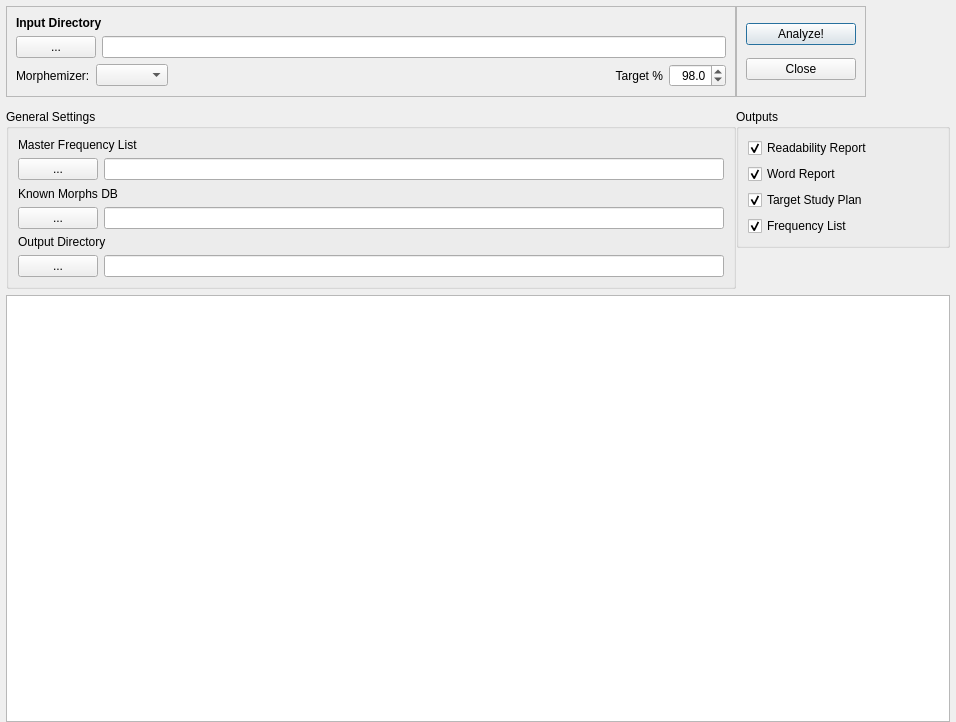
Above: morph/readability.ui from kaegi/MorphMan before the change. Below: the same form after it.
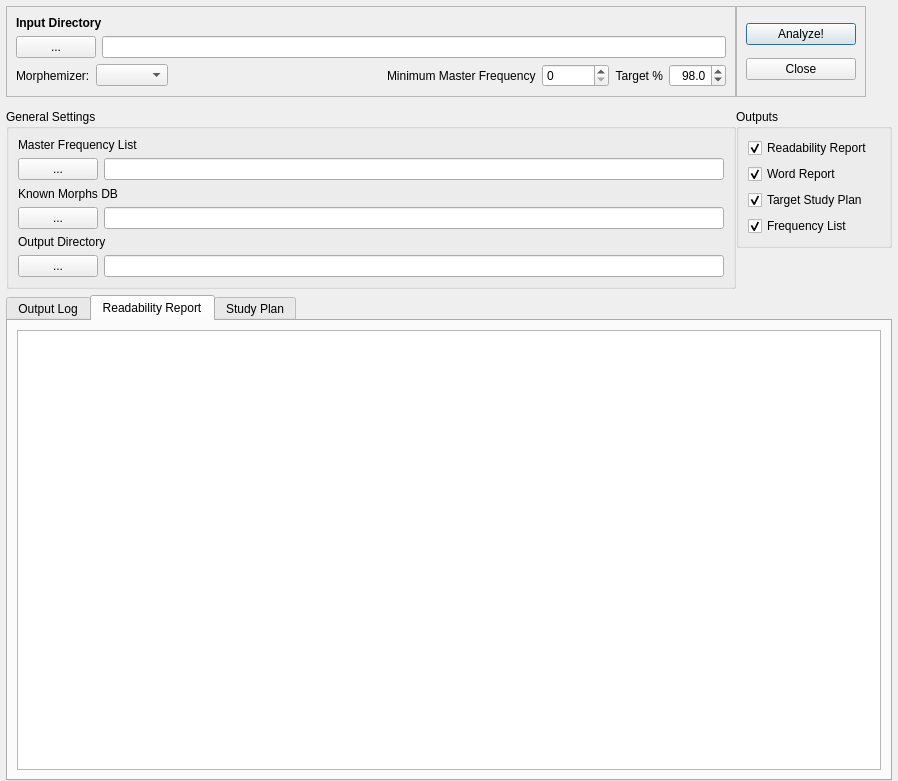
That is the form after the change. Custom widgets are drawn as their Qt base class.

Commit message: Readability: Table UI, line readability, and study formula update.

```diff
--- a/morph/readability.ui
+++ b/morph/readability.ui
@@ -6,8 +6,8 @@
    <rect>
     <x>0</x>
     <y>0</y>
-    <width>956</width>
-    <height>722</height>
+    <width>898</width>
+    <height>781</height>
    </rect>
   </property>
   <property name="sizePolicy">
@@ -116,6 +116,20 @@
             </property>
            </spacer>
           </item>
+          <item>
+           <widget class="QLabel" name="minFrequencyLabel">
+            <property name="text">
+             <string>Minimum Master Frequency</string>
+            </property>
+           </widget>
+          </item>
+          <item>
+           <widget class="QSpinBox" name="minFrequencySpinBox">
+            <property name="maximum">
+             <number>200000</number>
+            </property>
+           </widget>
+          </item>
           <item>
            <widget class="QLabel" name="targetLabel">
             <property name="text">
@@ -379,10 +393,67 @@
       <number>6</number>
      </property>
      <item>
-      <widget class="QPlainTextEdit" name="outputText">
-       <property name="readOnly">
-        <bool>true</bool>
+      <widget class="QTabWidget" name="tabWidget">
+       <property name="currentIndex">
+        <number>1</number>
        </property>
+       <widget class="QWidget" name="tabOutputLog">
+        <attribute name="title">
+         <string>Output Log</string>
+        </attribute>
+        <layout class="QVBoxLayout" name="verticalLayout_2">
+         <item>
+          <widget class="QPlainTextEdit" name="outputText">
+           <property name="sizePolicy">
+            <sizepolicy hsizetype="Expanding" vsizetype="Expanding">
+             <horstretch>0</horstretch>
+             <verstretch>0</verstretch>
+            </sizepolicy>
+           </property>
+           <property name="readOnly">
+            <bool>true</bool>
+           </property>
+          </widget>
+         </item>
+        </layout>
+       </widget>
+       <widget class="QWidget" name="tabReadabilityReport">
+        <attribute name="title">
+         <string>Readability Report</string>
+        </attribute>
+        <layout class="QVBoxLayout" name="verticalLayout_3">
+         <item>
+          <widget class="CustomTableWidget" name="readabilityTable">
+           <property name="editTriggers">
+            <set>QAbstractItemView::NoEditTriggers</set>
+           </property>
+           <property name="selectionBehavior">
+            <enum>QAbstractItemView::SelectItems</enum>
+           </property>
+           <property name="rowCount">
+            <number>0</number>
+           </property>
+           <property name="columnCount">
+            <number>0</number>
+           </property>
+          </widget>
+         </item>
+        </layout>
+       </widget>
+       <widget class="QWidget" name="tabStudyPlan">
+        <attribute name="title">
+         <string>Study Plan</string>
+        </attribute>
+        <layout class="QVBoxLayout" name="verticalLayout_4">
+         <item>
+          <widget class="CustomTableWidget" name="studyPlanTable">
+           <property name="editTriggers">
+            <set>QAbstractItemView::NoEditTriggers</set>
+           </property>
+          </widget>
+         </item>
+        </layout>
+       </widget>
       </widget>
      </item>
     </layout>
@@ -393,7 +464,12 @@
   <customwidget>
    <class>MorphemizerComboBox</class>
    <extends>QComboBox</extends>
-   <header>__relpath__/UI/</header>
+   <header>.UI</header>
+  </customwidget>
+  <customwidget>
+   <class>CustomTableWidget</class>
+   <extends>QTableWidget</extends>
+   <header>.customTableWidget.h</header>
   </customwidget>
  </customwidgets>
  <resources/>
```
The commit also changes 4 other files.
